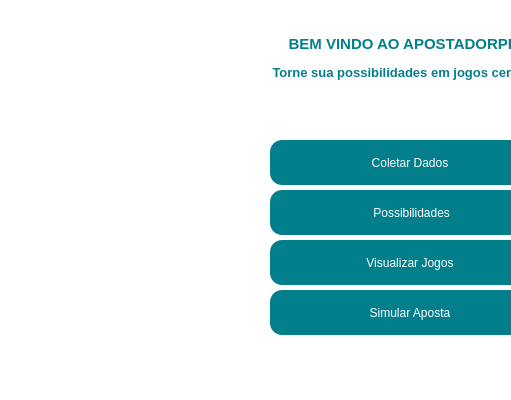
mateuscosta27/WebScraping, file view/formPrincipal.ui: the form before one commit; both pictures show x 0 to 511 and y 0 to 400 of the 800 by 400 pixel window.
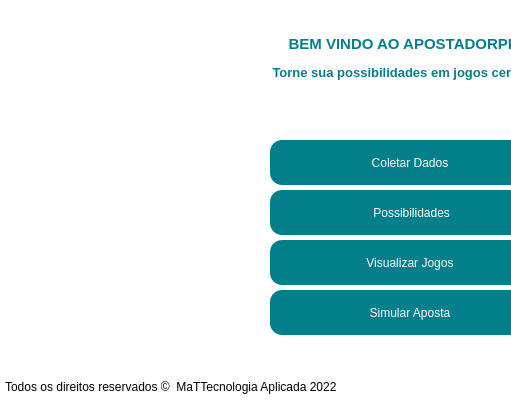
The form after the commit. Icons and pictures are not drawn.

Commit message: Desenvolvimento de arquivo principal para controle das telas

Patch:
```diff
--- a/view/formPrincipal.ui
+++ b/view/formPrincipal.ui
@@ -302,6 +302,23 @@
      <string>Simular Aposta</string>
     </property>
    </widget>
+   <widget class="QLabel" name="label">
+    <property name="geometry">
+     <rect>
+      <x>5</x>
+      <y>379</y>
+      <width>351</width>
+      <height>16</height>
+     </rect>
+    </property>
+    <property name="styleSheet">
+     <string notr="true">font: 8pt &quot;Arial Rounded MT Bold&quot;;
+color: rgb(0, 0, 0);</string>
+    </property>
+    <property name="text">
+     <string>Todos os direitos reservados ©  MaTTecnologia Aplicada 2022</string>
+    </property>
+   </widget>
   </widget>
  </widget>
  <resources/>
```
The commit also changes 4 other files.
